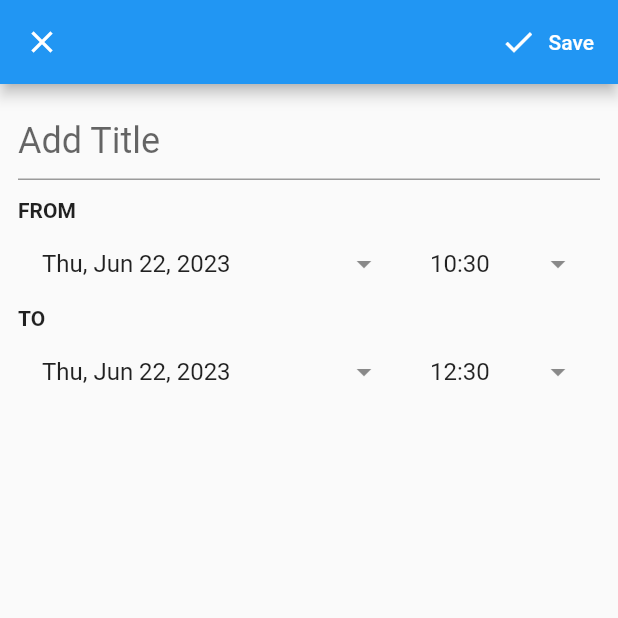
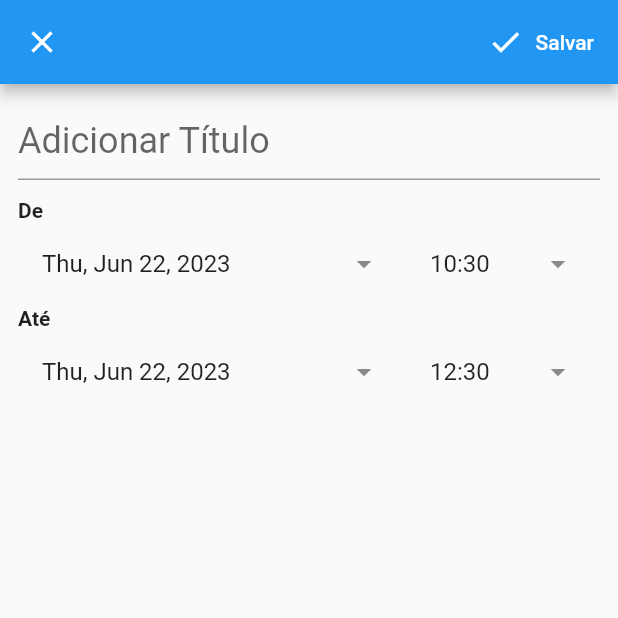
Before and after one commit to DEISI-ULHT-TFC-2022-23/TFC-DEISI280-EthicalFitness, a Flutter app: the EventEditingPage screen opened directly, on a phone screen of 412 x 824 dp, the top half of it. Run offline on Flutter 3.47's test engine with Material 2 defaults, Android fonts, the light colour scheme and no system bars; our stand-ins replace cloud_firestore, firebase_auth, firebase_core, google_fonts, syncfusion_flutter_calendar, video_player; missing offline and left inert: syncfusion_flutter_core; accounts and stored records are empty.

Commit message:
BackUp 10

```diff
--- a/lib/event.dart
+++ b/lib/event.dart
@@ -13,7 +13,7 @@ class Event {
     required this.description,
     required this.from,
     required this.to,
-    this.backgroundColor = Colors.lightBlue,
+    this.backgroundColor = const Color.fromARGB(255, 133, 0, 0),
     this.isAllDay = false,
   });
 }
--- a/lib/eventEditingPage.dart
+++ b/lib/eventEditingPage.dart
@@ -75,7 +75,7 @@ class _EventEditingPageState extends State<EventEditingPage> {
           ),
           onPressed: saveForm,
           icon: const Icon(Icons.done),
-          label: const Text('Save'),
+          label: const Text('Salvar'),
         )
       ];
 
@@ -83,11 +83,12 @@ class _EventEditingPageState extends State<EventEditingPage> {
         style: const TextStyle(fontSize: 24),
         decoration: const InputDecoration(
           border: UnderlineInputBorder(),
-          hintText: 'Add Title',
+          hintText: 'Adicionar Título',
         ),
         onFieldSubmitted: (_) => saveForm(),
-        validator: (title) =>
-            title != null && title.isEmpty ? 'Title cannot be empty' : null,
+        validator: (title) => title != null && title.isEmpty
+            ? 'Título não pode estar vazio'
+            : null,
         controller: titleController,
       );
 
@@ -99,7 +100,7 @@ class _EventEditingPageState extends State<EventEditingPage> {
       );
 
   Widget buildFrom() => buildHeader(
-        header: 'FROM',
+        header: 'De',
         child: Row(
           children: [
             Expanded(
@@ -120,7 +121,7 @@ class _EventEditingPageState extends State<EventEditingPage> {
       );
 
   Widget buildTo() => buildHeader(
-        header: 'TO',
+        header: 'Até',
         child: Row(
           children: [
             Expanded(
@@ -226,7 +227,7 @@ class _EventEditingPageState extends State<EventEditingPage> {
     if (isValid) {
       final event = Event(
         title: titleController.text,
-        description: 'Description',
+        description: 'Descrição',
         from: fromDate,
         to: toDate,
         isAllDay: false,
--- a/lib/event_viewing_page.dart
+++ b/lib/event_viewing_page.dart
@@ -39,8 +39,8 @@ class EventViewingPage extends StatelessWidget {
   Widget buildDateTime(Event event) {
     return Column(
       children: [
-        buildDate(event.isAllDay ? 'All-day' : 'From', event.from),
-        if (!event.isAllDay) buildDate('To', event.to),
+        buildDate(event.isAllDay ? 'Todo o dia' : 'De', event.from),
+        if (!event.isAllDay) buildDate('Até', event.to),
       ],
     );
   }
--- a/lib/tasks_widget.dart
+++ b/lib/tasks_widget.dart
@@ -22,7 +22,7 @@ class _TasksWidgetState extends State<TasksWidget> {
     if (selectedEvents.isEmpty) {
       return const Center(
         child: Text(
-          'No events found',
+          'Não foram encontrados eventos',
           style: TextStyle(color: Colors.black, fontSize: 24),
         ),
       );
```
Also changed, not shown: lib/popup_content.dart (+16 -0 lines), lib/popup_content2.dart (+100 -14 lines).
